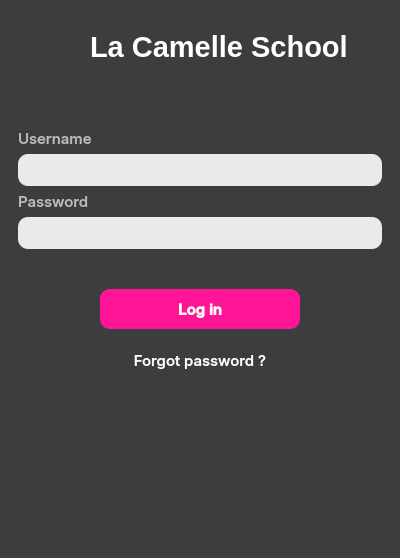
Qt form CAI_PyQt/CAI_Admin/UI/FormLogIn.ui (CPG19040/CPG19040) before a commit.
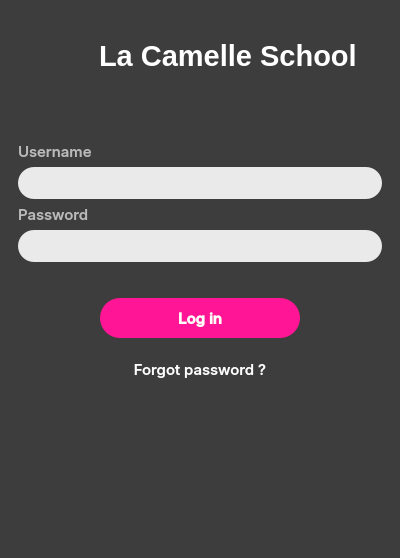
The same form after that commit. Icons and pictures are not drawn.

The edit to the form file:
```diff
--- a/CAI_PyQt/CAI_Admin/UI/FormLogIn.ui
+++ b/CAI_PyQt/CAI_Admin/UI/FormLogIn.ui
@@ -26,11 +26,48 @@
    <string>Login</string>
   </property>
   <property name="styleSheet">
-   <string notr="true">background-color: rgb(61, 61, 61);</string>
+   <string notr="true">* {
+	background-color: rgb(61, 61, 61);
+}
+
+#label_school_name {
+	color: rgb(255, 255, 255); 
+	font-family: 'Ubuntu'; 
+	font-weight: bold;
+}
+
+QLineEdit {
+	background-color: rgb(234, 234, 234);
+	padding: 0px 15px;
+	border-radius: 16px;
+	color: rgb(36, 31, 49);
+}
+
+QLineEdit:hover {
+	border: 1px solid blue;
+}
+
+QLineEdit:focus {
+	border: 1px solid blue;
+}
+
+QPushButton {
+	border-radius: 20px;
+	background: #FF1595;
+	color: white;
+	font-family: 'Inter Medium'; 
+	font-size: 11pt;
+}
+
+QPushButton:hover {
+ 	background: #ED5AB3;
+}
+</string>
   </property>
   <widget class="QWidget" name="centralwidget">
    <layout class="QVBoxLayout" name="verticalLayout_2">
     <item>
+     <widget class="QWidget" name="" native="true">
      <layout class="QHBoxLayout" name="horizontalLayout_2">
       <item>
        <widget class="QLabel" name="label_logo">
@@ -55,7 +92,7 @@
          </font>
         </property>
         <property name="styleSheet">
-         <string notr="true">QLabel { font-family: 'Inter Medium'; font-weight: normal; font-size: 11pt; color: rgb(186, 186, 186); }</string>
+          <string notr="true"/>
         </property>
         <property name="text">
          <string/>
@@ -69,7 +106,7 @@
        </widget>
       </item>
       <item>
-       <widget class="QLabel" name="label_schoolName1_2">
+        <widget class="QLabel" name="label_school_name">
         <property name="font">
          <font>
           <family>Ubuntu</family>
@@ -82,7 +119,7 @@
          <bool>false</bool>
         </property>
         <property name="styleSheet">
-         <string notr="true">color: rgb(255, 255, 255); font-family: 'Ubuntu'; font-weight: bold;</string>
+          <string notr="true"/>
         </property>
         <property name="text">
          <string>La Camelle School</string>
@@ -90,6 +127,7 @@
        </widget>
       </item>
      </layout>
+     </widget>
     </item>
     <item>
      <widget class="QFrame" name="frame">
@@ -176,13 +214,7 @@
           </font>
          </property>
          <property name="styleSheet">
-          <string notr="true">QLineEdit {
-	background-color: rgb(234, 234, 234);
-	padding: 5px;
-	border-radius: 10px;
-	color: rgb(36, 31, 49);
-}
-</string>
+          <string notr="true"/>
          </property>
         </widget>
        </item>
@@ -231,12 +263,7 @@
           </font>
          </property>
          <property name="styleSheet">
-          <string notr="true">QLineEdit {
-	background-color: rgb(234, 234, 234);
-	padding: 5px;
-	border-radius: 10px;
-	color: rgb(36, 31, 49);
-}</string>
+          <string notr="true"/>
          </property>
          <property name="echoMode">
           <enum>QLineEdit::Password</enum>
@@ -260,6 +287,7 @@
         </spacer>
        </item>
        <item>
+        <widget class="QWidget" name="" native="true">
         <layout class="QHBoxLayout" name="horizontalLayout">
          <property name="topMargin">
           <number>5</number>
@@ -289,21 +317,14 @@
              <bold>true</bold>
             </font>
            </property>
+            <property name="cursor">
+             <cursorShape>PointingHandCursor</cursorShape>
+            </property>
            <property name="mouseTracking">
             <bool>true</bool>
            </property>
            <property name="styleSheet">
-            <string notr="true">QPushButton {
-	border-radius: 10px;
-	background: #FF1595;
-	color: white;
-	font-family: 'Inter Medium'; 
-	font-size: 11pt;
-}
-
-QPushButton:hover {
- 	background: #ED5AB3;
-}</string>
+             <string notr="true"/>
            </property>
            <property name="text">
             <string>Log in</string>
@@ -317,6 +338,7 @@
           </widget>
          </item>
         </layout>
+        </widget>
        </item>
        <item>
         <widget class="QPushButton" name="btnForgotPassword">
@@ -334,6 +356,9 @@
            <bold>false</bold>
           </font>
          </property>
+         <property name="cursor">
+          <cursorShape>PointingHandCursor</cursorShape>
+         </property>
          <property name="styleSheet">
           <string notr="true">QPushButton {
 	border: none;
```
Lines whose indentation alone changed are shown as unchanged.
